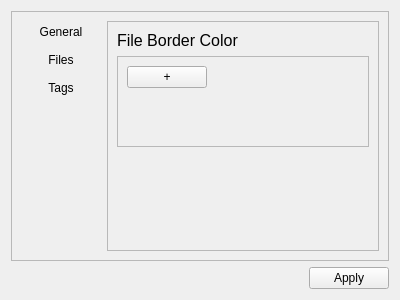
Before: the Qt Designer form configtab.ui in saelz/Pyros-qt, drawn with Qt 5.
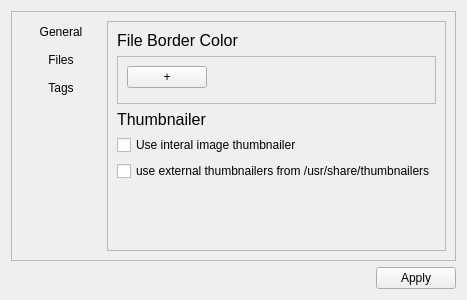
After: the same form once the commit is applied. The open tabs and pages were chosen to show the change.

Commit message: adds option to toggle internal/external thumbnailers on and off

Patch:
```diff
--- a/configtab.ui
+++ b/configtab.ui
@@ -286,6 +286,32 @@
               </layout>
              </widget>
             </item>
+            <item>
+             <widget class="QLabel" name="label_5">
+              <property name="font">
+               <font>
+                <pointsize>12</pointsize>
+               </font>
+              </property>
+              <property name="text">
+               <string>Thumbnailer</string>
+              </property>
+             </widget>
+            </item>
+            <item>
+             <widget class="QCheckBox" name="use_internal_image_thumbnailer">
+              <property name="text">
+               <string>Use interal image thumbnailer</string>
+              </property>
+             </widget>
+            </item>
+            <item>
+             <widget class="QCheckBox" name="use_external_thumbnailers">
+              <property name="text">
+               <string>use external thumbnailers from /usr/share/thumbnailers</string>
+              </property>
+             </widget>
+            </item>
             <item>
              <spacer name="verticalSpacer_6">
               <property name="orientation">
```
Left out of the diff: 2 changed lines with no effect on the pictures. The commit also changes 2 other files.
